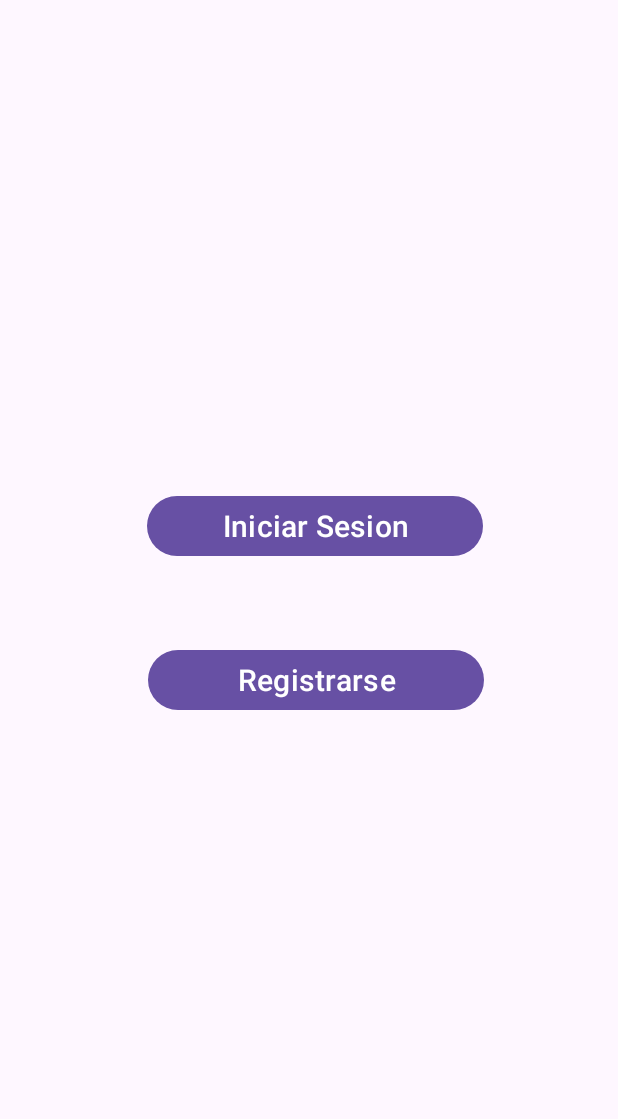
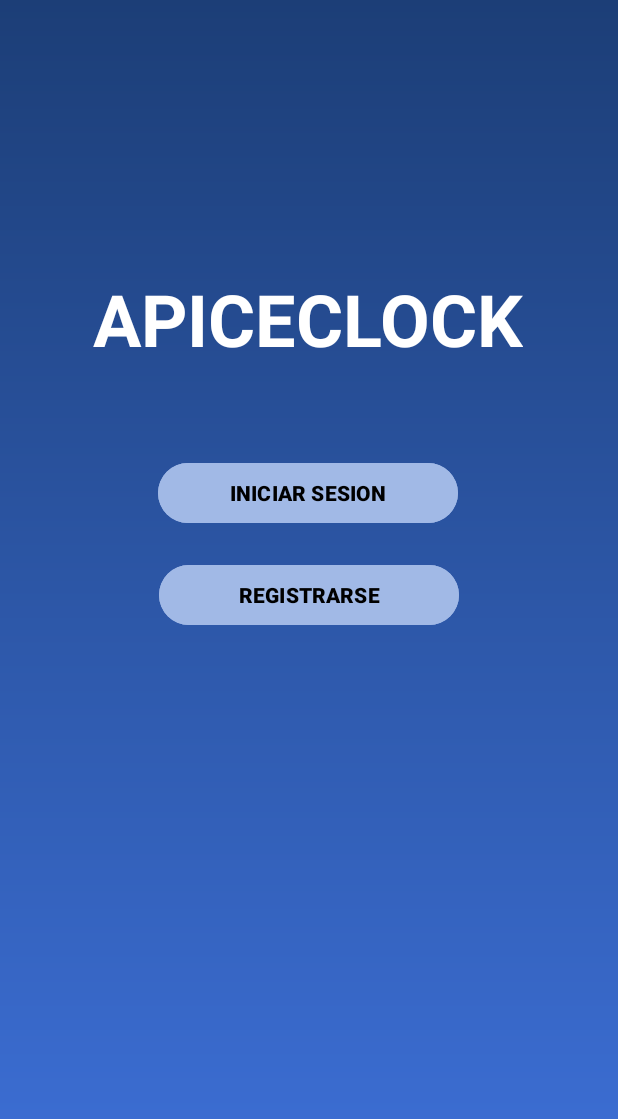
Before and after one commit to leTzSEL/ApiceClock_ProyectoFinalDAM, an Android app: the screen it shows after launch (MainActivity), on a phone screen of 412 x 824 dp. Shown: the top 1119 px of the screen. Run offline under Robolectric (Android 15) with nearby library versions, the phone set to English and light mode, and no system bars.

Commit message:
pagina inicial acabada

```diff
--- /dev/null
+++ b/app/src/main/res/drawable/background_gradient.xml
@@ -0,0 +1,8 @@
+<?xml version="1.0" encoding="utf-8"?>
+<shape xmlns:android="http://schemas.android.com/apk/res/android" android:shape="rectangle">
+    <gradient
+        android:angle="270"
+        android:startColor="#1C3E77"
+        android:endColor="#3E71DA"
+        android:type="linear" />
+</shape>
--- a/app/src/main/res/layout/activity_main.xml
+++ b/app/src/main/res/layout/activity_main.xml
@@ -7,30 +7,61 @@
     android:layout_height="match_parent"
     tools:context=".MainActivity">
 
-    <Button
-        android:id="@+id/buttonRegister"
-        android:layout_width="224dp"
-        android:layout_height="48dp"
-        android:text="Registrarse"
-        android:textSize="20sp"
+    <!-- Fondo en degradado -->
+    <View
+        android:id="@+id/background"
+        android:layout_width="0dp"
+        android:layout_height="0dp"
+        android:background="@drawable/background_gradient"
+        app:layout_constraintTop_toTopOf="parent"
         app:layout_constraintBottom_toBottomOf="parent"
+        app:layout_constraintStart_toStartOf="parent"
+        app:layout_constraintEnd_toEndOf="parent" />
+
+    <!-- Título -->
+
+    <!-- Botón Iniciar Sesión -->
+
+    <!-- Botón Registrarse -->
+
+    <TextView
+        android:id="@+id/title"
+        android:layout_width="wrap_content"
+        android:layout_height="wrap_content"
+        android:layout_marginTop="180dp"
+        android:text="APICECLOCK"
+        android:textColor="#FFFFFF"
+        android:textSize="48sp"
+        android:textStyle="bold"
         app:layout_constraintEnd_toEndOf="parent"
-        app:layout_constraintHorizontal_bias="0.524"
+        app:layout_constraintHorizontal_bias="0.496"
         app:layout_constraintStart_toStartOf="parent"
-        app:layout_constraintTop_toTopOf="parent"
-        app:layout_constraintVertical_bias="0.553" />
+        app:layout_constraintTop_toTopOf="parent" />
 
     <Button
         android:id="@+id/buttonLogIn"
-        android:layout_width="224dp"
-        android:layout_height="48dp"
-        android:text="Iniciar Sesion"
-        android:textSize="20sp"
-        app:layout_constraintBottom_toBottomOf="parent"
+        android:layout_width="200dp"
+        android:layout_height="wrap_content"
+        android:layout_marginTop="60dp"
+        android:backgroundTint="#A1B9E6"
+        android:text="INICIAR SESION"
+        android:textColor="#000000"
+        android:textStyle="bold"
         app:layout_constraintEnd_toEndOf="parent"
-        app:layout_constraintHorizontal_bias="0.520"
+        app:layout_constraintHorizontal_bias="0.497"
         app:layout_constraintStart_toStartOf="parent"
-        app:layout_constraintTop_toTopOf="parent"
-        app:layout_constraintVertical_bias="0.421" />
+        app:layout_constraintTop_toBottomOf="@id/title" />
 
+    <Button
+        android:id="@+id/buttonRegister"
+        android:layout_width="200dp"
+        android:layout_height="wrap_content"
+        android:text="REGISTRARSE"
+        android:backgroundTint="#A1B9E6"
+        android:textColor="#000000"
+        android:textStyle="bold"
+        app:layout_constraintTop_toBottomOf="@id/buttonLogIn"
+        app:layout_constraintStart_toStartOf="parent"
+        app:layout_constraintEnd_toEndOf="parent"
+        android:layout_marginTop="20dp" />
 </androidx.constraintlayout.widget.ConstraintLayout>
```
